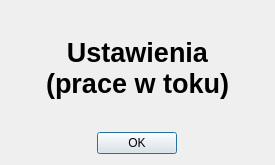
Above: ui/settings.ui from sealcode/gpandoc before the change. Below: the same form after it.
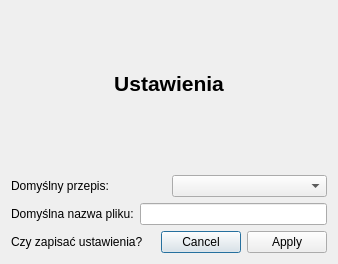
That is the form after the change.

Diff of the .ui file:
```diff
--- a/ui/settings.ui
+++ b/ui/settings.ui
@@ -6,27 +6,72 @@
    <rect>
     <x>0</x>
     <y>0</y>
-    <width>275</width>
-    <height>165</height>
+    <width>338</width>
+    <height>264</height>
    </rect>
   </property>
   <property name="windowTitle">
    <string>Dialog</string>
   </property>
-  <layout class="QGridLayout" name="gridLayout">
-   <item row="0" column="0">
-    <widget class="QLabel" name="label">
+  <layout class="QVBoxLayout" name="verticalLayout">
+   <item>
+    <widget class="QLabel" name="label_1">
      <property name="text">
-      <string>&lt;html&gt;&lt;head/&gt;&lt;body&gt;&lt;p align=&quot;center&quot;&gt;&lt;span style=&quot; font-size:20pt; font-weight:600;&quot;&gt;Ustawienia&lt;br/&gt;(prace w toku)&lt;/span&gt;&lt;/p&gt;&lt;/body&gt;&lt;/html&gt;</string>
+      <string>&lt;html&gt;&lt;head/&gt;&lt;body&gt;&lt;p align=&quot;center&quot;&gt;&lt;span style=&quot; font-size:16pt; font-weight:600;&quot;&gt;Ustawienia&lt;br/&gt;&lt;/span&gt;&lt;/p&gt;&lt;/body&gt;&lt;/html&gt;</string>
      </property>
     </widget>
    </item>
-   <item row="1" column="0" alignment="Qt::AlignHCenter">
-    <widget class="QDialogButtonBox" name="buttonBox">
-     <property name="standardButtons">
-      <set>QDialogButtonBox::Ok</set>
-     </property>
-    </widget>
+   <item>
+    <layout class="QHBoxLayout" name="horizontal_layout_1">
+     <item>
+      <widget class="QLabel" name="label_2">
+       <property name="text">
+        <string>Domyślny przepis:</string>
+       </property>
+      </widget>
+     </item>
+     <item>
+      <widget class="QComboBox" name="combo_box_1"/>
+     </item>
+    </layout>
+   </item>
+   <item>
+    <layout class="QHBoxLayout" name="horizontal_layout_2">
+     <item>
+      <widget class="QLabel" name="label_3">
+       <property name="text">
+        <string>Domyślna nazwa pliku:</string>
+       </property>
+      </widget>
+     </item>
+     <item>
+      <widget class="QLineEdit" name="line_edit_1"/>
+     </item>
+    </layout>
+   </item>
+   <item>
+    <layout class="QHBoxLayout" name="horizontalLayout">
+     <item>
+      <widget class="QLabel" name="label">
+       <property name="text">
+        <string>Czy zapisać ustawienia?</string>
+       </property>
+      </widget>
+     </item>
+     <item>
+      <widget class="QDialogButtonBox" name="buttonBox">
+       <property name="orientation">
+        <enum>Qt::Horizontal</enum>
+       </property>
+       <property name="standardButtons">
+        <set>QDialogButtonBox::Apply|QDialogButtonBox::Cancel</set>
+       </property>
+       <property name="centerButtons">
+        <bool>false</bool>
+       </property>
+      </widget>
+     </item>
+    </layout>
    </item>
   </layout>
  </widget>
```
